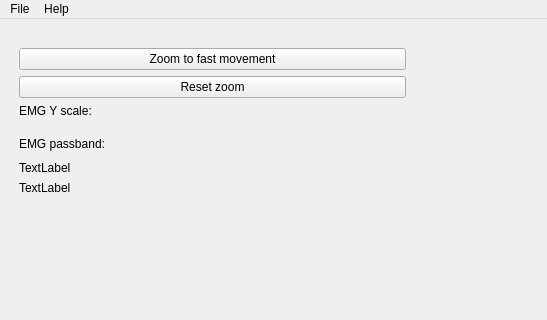
First picture: the form in gaitutils/nexus_scripts/tardieu.ui, repository NCH-Motion-Laboratory/gaitutils, before the edit; both pictures show x 0 to 547 and y 0 to 320 of the 1200 by 943 pixel window.
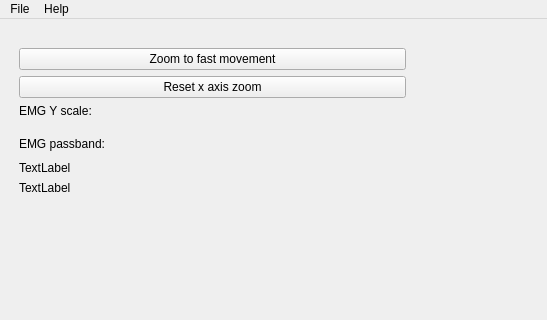
Second picture: the form after the edit.

Commit message: x axis button label

```diff
--- a/gaitutils/nexus_scripts/tardieu.ui
+++ b/gaitutils/nexus_scripts/tardieu.ui
@@ -131,7 +131,7 @@
       <item row="2" column="1">
        <widget class="QPushButton" name="btnZoomReset">
         <property name="text">
-         <string>Reset zoom</string>
+         <string>Reset x axis zoom</string>
         </property>
        </widget>
       </item>
```
